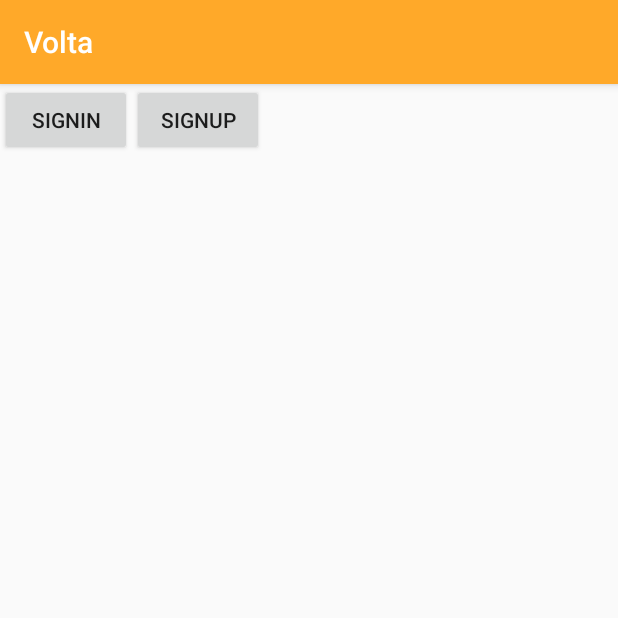
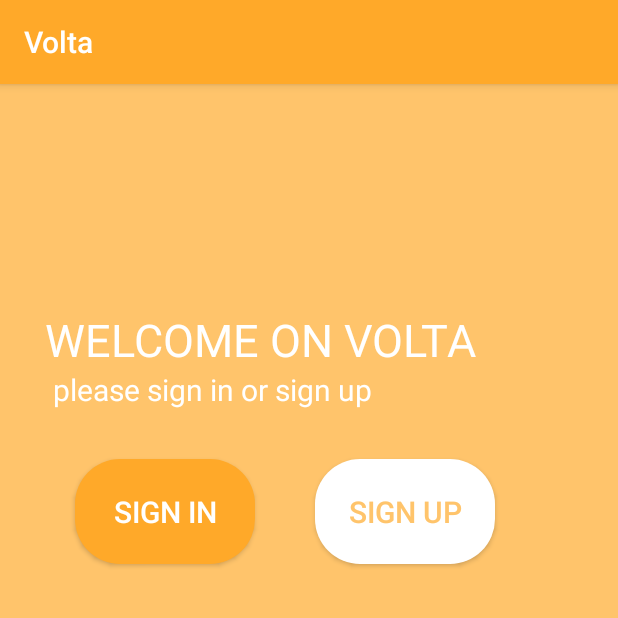
Before and after one commit to rafallmind/Volta, an Android app: the screen it shows after launch (FirstActivity), on a phone screen of 412 x 824 dp, the top half of it. Run offline under Robolectric (Android 15) with nearby library versions, the phone set to English and light mode, and no system bars.

Commit message:
first page + signin

```diff
--- /dev/null
+++ b/app/src/main/res/drawable/btncustom.xml
@@ -0,0 +1,19 @@
+<?xml version="1.0" encoding="utf-8"?>
+<shape xmlns:android="http://schemas.android.com/apk/res/android" android:shape="rectangle" >
+    <corners
+        android:radius="30dp"
+        />
+    <solid
+        android:color="#FFA929"
+        />
+    <padding
+        android:left="0dp"
+        android:top="0dp"
+        android:right="0dp"
+        android:bottom="0dp"
+        />
+    <size
+        android:width="120dp"
+        android:height="70dp"
+        />
+</shape>
--- /dev/null
+++ b/app/src/main/res/drawable/btncustomsignup.xml
@@ -0,0 +1,19 @@
+<?xml version="1.0" encoding="utf-8"?>
+<shape xmlns:android="http://schemas.android.com/apk/res/android" android:shape="rectangle" >
+    <corners
+        android:radius="30dp"
+        />
+    <solid
+        android:color="#ffffff"
+        />
+    <padding
+        android:left="0dp"
+        android:top="0dp"
+        android:right="0dp"
+        android:bottom="0dp"
+        />
+    <size
+        android:width="120dp"
+        android:height="70dp"
+        />
+</shape>
--- a/app/src/main/res/layout/activity_first.xml
+++ b/app/src/main/res/layout/activity_first.xml
@@ -4,8 +4,32 @@
     xmlns:tools="http://schemas.android.com/tools"
     android:layout_width="match_parent"
     android:layout_height="match_parent"
-    tools:context=".FirstActivity">
+    tools:context=".FirstActivity"
+    android:background="@color/orange2">
 
+
+    <TextView
+        android:id="@+id/welcometext"
+        android:layout_width="300dp"
+        android:layout_height="50dp"
+        android:textColor="@color/white"
+        android:textSize="30sp"
+        android:text="@string/welcome"
+        android:layout_marginTop="150dp"
+        android:layout_marginLeft="30dp"
+        />
+
+
+    <TextView
+        android:id="@+id/welcometext2"
+        android:layout_width="300dp"
+        android:layout_height="50dp"
+        android:textColor="@color/white"
+        android:textSize="20sp"
+        android:text="@string/welcome2"
+        android:layout_marginTop="190dp"
+        android:layout_marginLeft="35dp"
+        />
 
     <LinearLayout
         android:layout_width="match_parent"
@@ -16,13 +40,24 @@
             android:id="@+id/firstToSignIn"
             android:layout_width="wrap_content"
             android:layout_height="wrap_content"
-            android:text="SignIn" />
+            android:background="@drawable/btncustom"
+            android:text="@string/signin"
+            android:textColor="@color/white"
+            android:textSize="20sp"
+            android:layout_marginTop="250dp"
+            android:layout_marginLeft="50dp"/>
 
         <Button
             android:id="@+id/firstToSignUp"
             android:layout_width="wrap_content"
             android:layout_height="wrap_content"
-            android:text="SignUp" />
+            android:text="@string/signup"
+            android:background="@drawable/btncustomsignup"
+            android:textColor="@color/orange2"
+            android:textSize="20sp"
+            android:layout_marginTop="250dp"
+            android:layout_marginLeft="40dp" />
+
     </LinearLayout>
 
 </RelativeLayout>
--- a/app/src/main/res/values/strings.xml
+++ b/app/src/main/res/values/strings.xml
@@ -29,4 +29,12 @@
     <string name="date">Date</string>
     <string name="time">Time</string>
     <string name="feeling">Feeling</string>
+    <string name="signin">SIGN IN</string>
+    <string name="signinpage">Please enter your email and password to connect</string>
+    <string name="signup">SIGN UP</string>
+    <string name="welcome">WELCOME ON VOLTA</string>
+    <string name="welcome2">please sign in or sign up</string>
+    <string name="emailhint">Email</string>
+    <string name="passwordhint">Password</string>
+
 </resources>
```
Also changed, not shown: app/src/main/res/drawable/customedittext.xml (added, +12 -0 lines), app/src/main/res/layout/activity_sign_in.xml (+31 -4 lines), app/src/main/res/drawable-xxhdpi/background.jpg (added).
